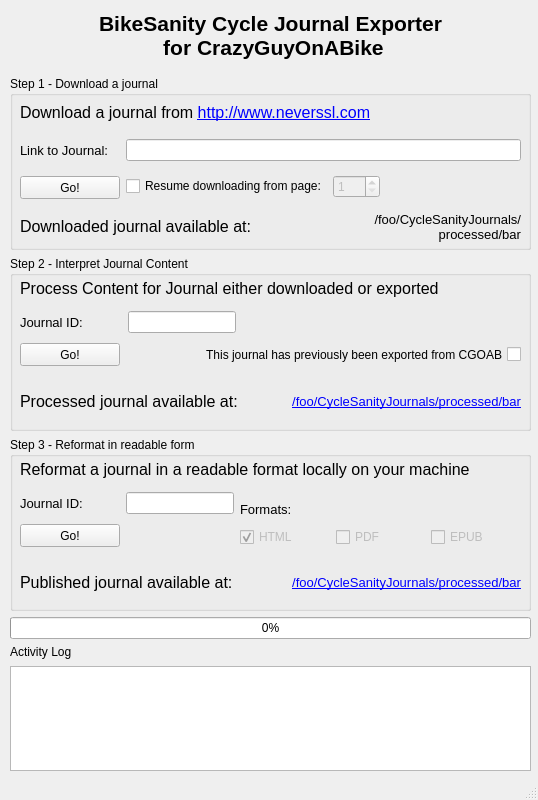
This is src/main/resources/base/window.ui in JohnHenrySplitMyHeart/bikesanity-ui as Qt 5 draws it before an edit. The edited form follows.
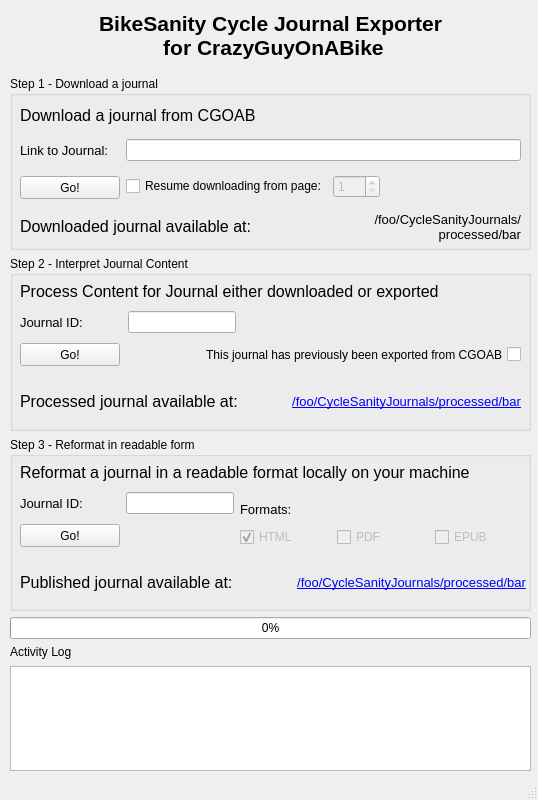
This is the edited form.

Commit message: Input validation and error handler

What changed in the file:
```diff
--- a/src/main/resources/base/window.ui
+++ b/src/main/resources/base/window.ui
@@ -92,7 +92,7 @@
        <property name="flat">
         <bool>false</bool>
        </property>
-       <widget class="QWidget" name="">
+       <widget class="QWidget" name="layoutWidget">
         <property name="geometry">
          <rect>
           <x>10</x>
@@ -191,7 +191,10 @@
             </font>
            </property>
            <property name="text">
-            <string>Download a journal from &lt;a href=&quot;http://www.neverssl.com&quot;&gt;http://www.neverssl.com&lt;/a&gt;</string>
+            <string>&lt;html&gt;&lt;head/&gt;&lt;body&gt;&lt;p&gt;Download a journal from CGOAB&lt;/p&gt;&lt;/body&gt;&lt;/html&gt;</string>
+           </property>
+           <property name="alignment">
+            <set>Qt::AlignBottom|Qt::AlignLeading|Qt::AlignLeft</set>
            </property>
            <property name="openExternalLinks">
             <bool>true</bool>
@@ -273,7 +276,7 @@
        <property name="flat">
         <bool>false</bool>
        </property>
-       <widget class="QWidget" name="">
+       <widget class="QWidget" name="layoutWidget">
         <property name="geometry">
          <rect>
           <x>10</x>
@@ -368,6 +371,9 @@
            <property name="text">
             <string>&lt;html&gt;&lt;head/&gt;&lt;body&gt;&lt;p&gt;Process Content for Journal either downloaded or exported&lt;/p&gt;&lt;/body&gt;&lt;/html&gt;</string>
            </property>
+           <property name="alignment">
+            <set>Qt::AlignBottom|Qt::AlignLeading|Qt::AlignLeft</set>
+           </property>
            <property name="openExternalLinks">
             <bool>true</bool>
            </property>
@@ -470,12 +476,12 @@
        <property name="flat">
         <bool>false</bool>
        </property>
-       <widget class="QWidget" name="">
+       <widget class="QWidget" name="layoutWidget">
         <property name="geometry">
          <rect>
           <x>10</x>
           <y>20</y>
-          <width>501</width>
+          <width>506</width>
           <height>151</height>
          </rect>
         </property>
@@ -543,6 +549,9 @@
            <property name="text">
             <string>&lt;html&gt;&lt;head/&gt;&lt;body&gt;&lt;p&gt;Reformat a journal in a readable format locally on your machine&lt;/p&gt;&lt;/body&gt;&lt;/html&gt;</string>
            </property>
+           <property name="alignment">
+            <set>Qt::AlignBottom|Qt::AlignLeading|Qt::AlignLeft</set>
+           </property>
            <property name="openExternalLinks">
             <bool>true</bool>
            </property>
```
The commit also changes 2 other files.
